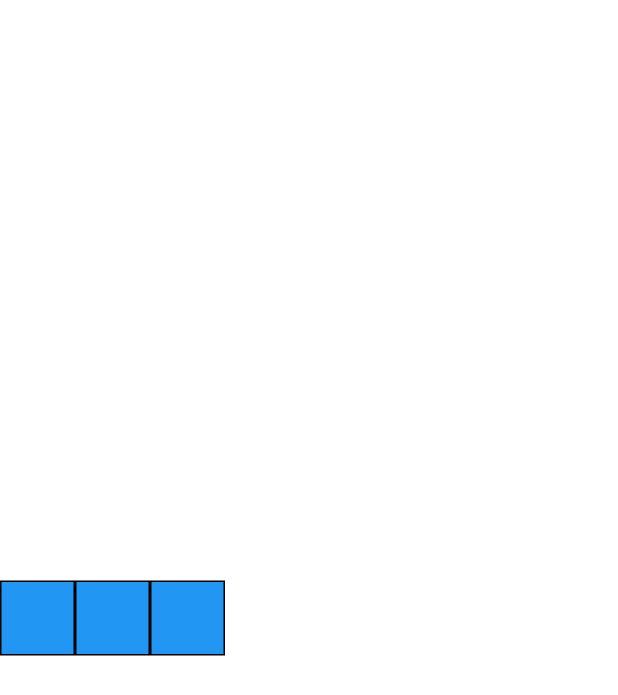
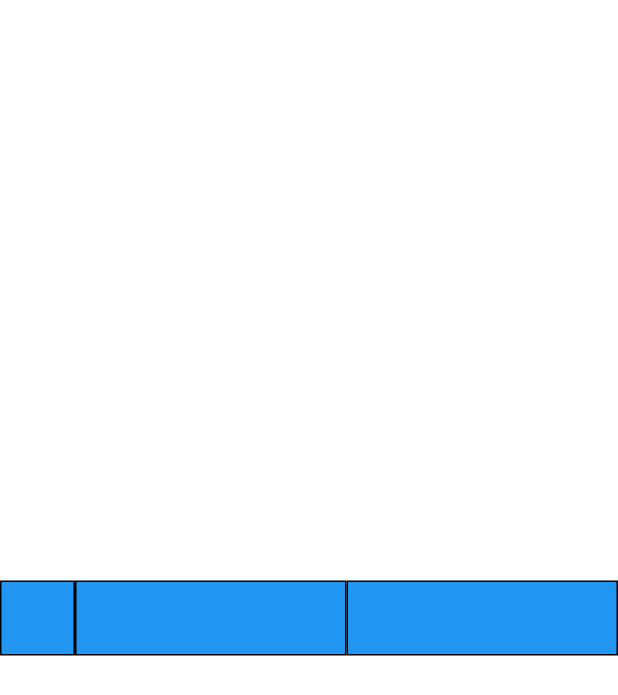
Before and after one commit to euivanw/flutter_codelabs_lab4, a Flutter app: the screen it shows after launch, on a phone screen of 412 x 824 dp. Shown: the top 695 px of the screen. Run offline on Flutter 3.47's test engine with Material 2 defaults, Android fonts, the phone set to English and light mode, and no system bars.

Commit message:
Lab4: Testando os valores de flex

```diff
--- /dev/null
+++ b/lib/exemplo_testando_os_valores_de_flex.dart
@@ -0,0 +1,36 @@
+import 'package:flutter/material.dart';
+
+class TestarValoresFlexExemplo extends StatelessWidget {
+  @override
+  Widget build(BuildContext context) {
+    return Row(
+      children: [
+        BlueBox(),
+        Flexible(
+          fit: FlexFit.tight,
+          flex: 1,
+          child: BlueBox(),
+        ),
+        Flexible(
+          fit: FlexFit.tight,
+          flex: 1,
+          child: BlueBox(),
+        ),
+      ],
+    );
+  }
+}
+
+class BlueBox extends StatelessWidget {
+  @override
+  Widget build(BuildContext context) {
+    return Container(
+      width: 50,
+      height: 50,
+      decoration: BoxDecoration(
+        color: Colors.blue,
+        border: Border.all(),
+      ),
+    );
+  }
+}
--- a/lib/main.dart
+++ b/lib/main.dart
@@ -1,6 +1,6 @@
 import 'package:flutter/material.dart';
 
-import 'exemplo_mude_a_propriedade_fit.dart';
+import 'exemplo_testando_os_valores_de_flex.dart';
 
 void main() => runApp(MeuApp());
 
@@ -13,7 +13,7 @@ class MeuApp extends StatelessWidget {
         primarySwatch: Colors.blue,
         visualDensity: VisualDensity.adaptivePlatformDensity,
       ),
-      home: PropriedadeFitExemplo(),
+      home: TestarValoresFlexExemplo(),
     );
   }
 }
```
